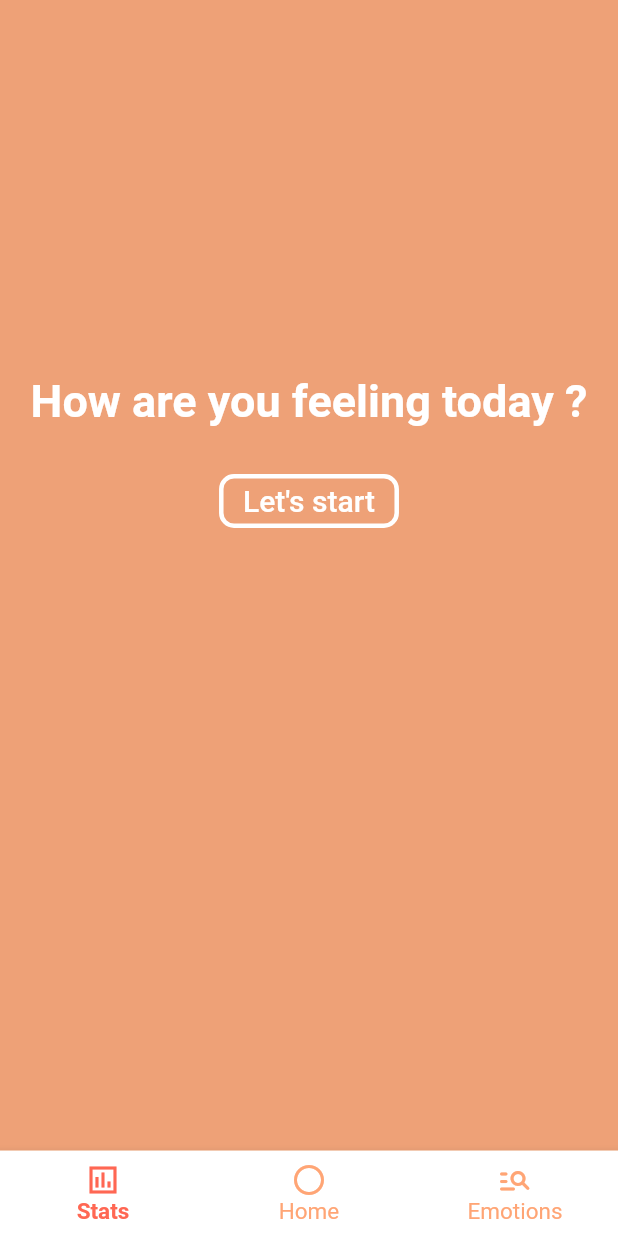
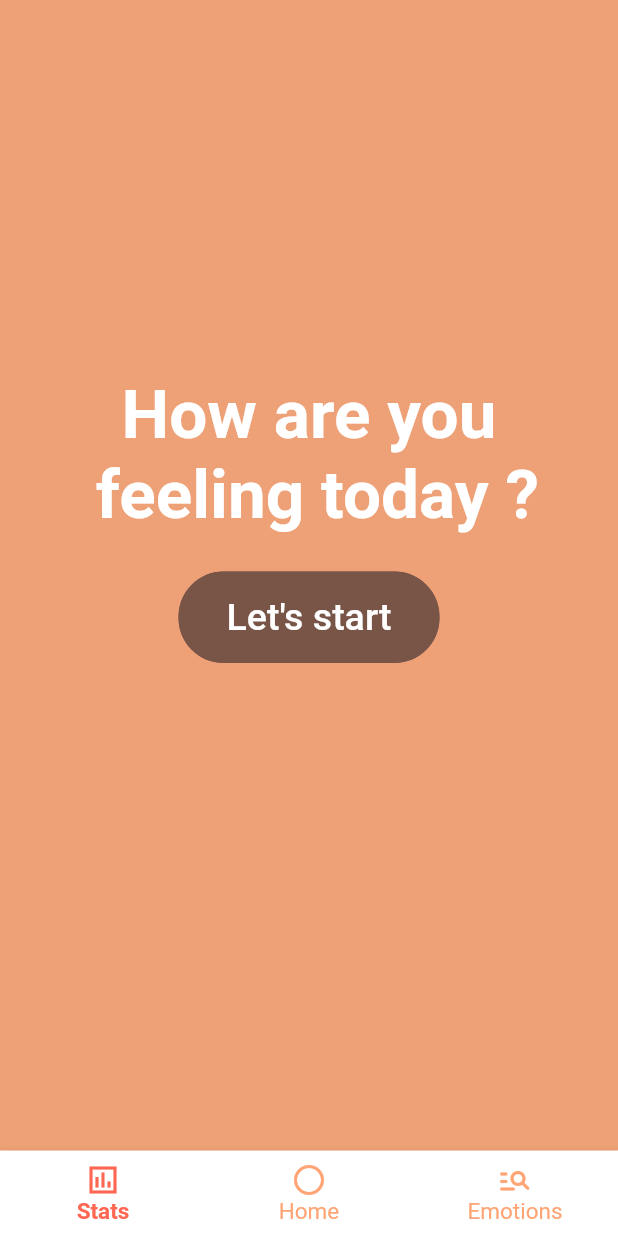
Before and after one commit to prelipceancristian/FE-TrackingEmotions, a Flutter app: the MyStatefulWidget screen opened directly, on a phone screen of 412 x 824 dp. Run offline on Flutter 3.47's test engine with Material 2 defaults, Android fonts, the phone set to English and light mode, and no system bars; our stand-ins replace chat_bubbles.

Commit message:
bound the screens, modified a little bit the design, moved some files

```diff
--- a/tracking_emotions/lib/HomeScreen.dart
+++ /dev/null
@@ -1,35 +0,0 @@
-import 'package:flutter/cupertino.dart';
-import 'package:flutter/material.dart';
-
-class HomeScreen extends StatelessWidget{
-  @override
-  Widget build(BuildContext context){
-    return Scaffold(
-      body: Center(child: Column(children: <Widget>[
-        Container(
-          margin: EdgeInsets.only(top: 250),
-          child: Text('How are you feeling today ?', style: TextStyle(fontSize: 30, fontWeight: FontWeight.bold, color: Colors.white),textAlign: TextAlign.center,),
-        ),
-        Container(
-          margin: EdgeInsets.all(25),
-          child: FlatButton(
-            child: Text("Let's start", style: TextStyle(fontSize: 20.0),),
-            color: Colors.black.withOpacity(0),
-            shape: RoundedRectangleBorder(side: BorderSide(
-              color: Colors.white,
-              width: 3,
-              style: BorderStyle.solid,
-            ), borderRadius: BorderRadius.circular(10)),
-            textColor: Colors.white,
-            onPressed: () {},
-          ),
-        ),
-      ]
-      )),
-      backgroundColor: Color.fromRGBO(238, 161, 119, 1.0),
-
-    ) ;
-  }
-
-
-}
--- a/tracking_emotions/lib/MyStatefulWidget.dart
+++ /dev/null
@@ -1,57 +0,0 @@
-import 'package:flutter/material.dart';
-
-import 'HomeScreen.dart';
-
-class MyStatefulWidget extends StatefulWidget {
-  MyStatefulWidget({Key? key}) : super(key: key);
-
-  @override
-  _MyStatefulWidgetState createState() => _MyStatefulWidgetState();
-}
-
-class _MyStatefulWidgetState extends State<MyStatefulWidget> {
-  int selectedPage = 0;
-
-  final _pageOptions = [
-    HomeScreen(),
-    HomeScreen(),
-    HomeScreen()
-  ];
-
-  @override
-  Widget build(BuildContext context) {
-    return Scaffold(
-        body: _pageOptions[selectedPage],
-        backgroundColor: Color.fromRGBO(238, 150, 96, 1.0),
-        bottomNavigationBar: BottomNavigationBar(
-            items: [
-              BottomNavigationBarItem(
-                  icon: Icon(IconData(0xea39, fontFamily: 'MaterialIcons')),
-                  label: 'Stats'
-              ),
-              BottomNavigationBarItem(
-                  icon: Icon(IconData(61267, fontFamily: 'MaterialIcons')),
-                  label: 'Home'
-              ),
-              BottomNavigationBarItem(
-                  icon: Icon(IconData(63647, fontFamily: 'MaterialIcons')),
-                  label: 'Emotions'
-              )
-            ],
-            selectedItemColor: Color.fromRGBO(255, 103, 83, 1.0),
-            elevation: 5.0,
-            unselectedItemColor: Color.fromRGBO(255, 165, 117, 1.0),
-            selectedLabelStyle: TextStyle(
-                fontWeight: FontWeight.bold, fontSize: 15),
-            unselectedLabelStyle: TextStyle(fontSize: 15),
-            currentIndex: selectedPage,
-            backgroundColor: Color.fromRGBO(255, 255, 255, 1),
-            onTap: (index) {
-              setState(() {
-                selectedPage = index;
-              });
-            }
-        )
-    );
-  }
-}
--- /dev/null
+++ b/tracking_emotions/lib/widgets/homepage/HomeScreen.dart
@@ -0,0 +1,55 @@
+import 'package:flutter/cupertino.dart';
+import 'package:flutter/material.dart';
+import 'package:tracking_emotions/widgets/dialogs/pop-up-question.dart';
+
+class HomeScreen extends StatelessWidget {
+  @override
+  Widget build(BuildContext context) {
+    return Scaffold(
+      body: Center(
+          child: Column(children: <Widget>[
+        Container(
+          margin: EdgeInsets.only(top: 250),
+          child: Text(
+            'How are you \n feeling today ?',
+            style: TextStyle(
+                fontSize: 45, fontWeight: FontWeight.bold, color: Colors.white),
+            textAlign: TextAlign.center,
+          ),
+        ),
+        Container(
+          margin: EdgeInsets.all(25),
+          child: TextButton(
+              child: Text(
+                "Let's start",
+                style: TextStyle(
+                  fontSize: 25.0,
+                  color: Colors.white,
+                ),
+              ),
+              onPressed: () {
+                TextStyle(backgroundColor: Colors.red);
+                Navigator.push(context,
+                    MaterialPageRoute(builder: (context) => PopUpQuestion()));
+              },
+              style: ButtonStyle(
+                  padding: MaterialStateProperty.all<EdgeInsets>(
+                    EdgeInsets.only(bottom: 16, top: 16, left: 32, right: 32),
+                  ),
+                  backgroundColor: MaterialStateProperty.all(Colors.brown),
+                  shape: MaterialStateProperty.all<RoundedRectangleBorder>(
+                    RoundedRectangleBorder(
+                      side: BorderSide(
+                        color: Colors.brown,
+                        width: 3,
+                        style: BorderStyle.solid,
+                      ),
+                      borderRadius: BorderRadius.circular(30),
+                    ),
+                  ))),
+        ),
+      ])),
+      backgroundColor: Color.fromRGBO(238, 161, 119, 1.0),
+    );
+  }
+}
--- /dev/null
+++ b/tracking_emotions/lib/widgets/homepage/MyStatefulWidget.dart
@@ -0,0 +1,52 @@
+import 'package:flutter/material.dart';
+
+import 'HomeScreen.dart';
+
+class MyStatefulWidget extends StatefulWidget {
+  //MyStatefulWidget({Key? key}) : super(key: key);
+
+  @override
+  _MyStatefulWidgetState createState() => _MyStatefulWidgetState();
+}
+
+class _MyStatefulWidgetState extends State<MyStatefulWidget> {
+  int selectedPage = 0;
+
+  final _pageOptions = [HomeScreen(), HomeScreen(), HomeScreen()];
+
+  @override
+  Widget build(BuildContext context) {
+    return Scaffold(
+      body: _pageOptions[selectedPage],
+      backgroundColor: Color.fromRGBO(238, 150, 96, 1.0),
+      bottomNavigationBar: BottomNavigationBar(
+        items: [
+          BottomNavigationBarItem(
+              icon: Icon(IconData(0xea39, fontFamily: 'MaterialIcons')),
+              label: 'Stats'),
+          BottomNavigationBarItem(
+              icon: Icon(IconData(61267, fontFamily: 'MaterialIcons')),
+              label: 'Home'),
+          BottomNavigationBarItem(
+              icon: Icon(IconData(63647, fontFamily: 'MaterialIcons')),
+              label: 'Emotions')
+        ],
+        selectedItemColor: Color.fromRGBO(255, 103, 83, 1.0),
+        elevation: 5.0,
+        unselectedItemColor: Color.fromRGBO(255, 165, 117, 1.0),
+        selectedLabelStyle:
+            TextStyle(fontWeight: FontWeight.bold, fontSize: 15),
+        unselectedLabelStyle: TextStyle(fontSize: 15),
+        currentIndex: selectedPage,
+        backgroundColor: Color.fromRGBO(255, 255, 255, 1),
+        onTap: (index) {
+          setState(
+            () {
+              selectedPage = index;
+            },
+          );
+        },
+      ),
+    );
+  }
+}
--- a/tracking_emotions/lib/submit_emotion_record_page/submitEmotionRecordPage.dart
+++ b/tracking_emotions/lib/widgets/submit_emotion_record_page/submitEmotionRecordPage.dart
@@ -1,4 +1,5 @@
 import 'package:flutter/material.dart';
+import 'package:tracking_emotions/widgets/after-submit/congratiulations-page.dart';
 
 import './selector.dart';
 import 'submitEmotionRecordPageText.dart';
@@ -11,37 +12,33 @@ class SubmitEmotionRecordPage extends StatefulWidget {
 
 class _SubmitEmotionRecordPageState extends State<SubmitEmotionRecordPage> {
   final List<String> emotions = [
-    'fericit',
-    'suparat',
-    'melancolic',
-    'a',
-    'b',
-    'c',
-    'd',
-    'e',
-    'f',
-    'g',
-    'h',
-    'i',
-    'j',
-    'k',
-    'l',
-    'm',
-    'n',
-    'o',
-    'p',
+    'sad',
+    'happy',
+    'enthuziastic',
+    'angry',
+    'gealous',
+    'nostalgic',
+    'disgusted',
+    'worried',
+    'grateful',
+    'annoyed',
+    'passionate',
+    'exhausted',
+    'fearless',
+    'shy',
+    'tired',
   ];
 
   final List<String> locations = [
-    'valcea',
-    'cluj',
-    'oradea',
+    'home',
+    'university',
+    'Cluj',
   ];
 
   final List<String> people = [
-    'andrei',
-    'alex',
-    'FLORIN',
+    'Andrei',
+    'Alex',
+    'Florin',
   ];
 
   Selector emotionSelector;
@@ -79,11 +76,6 @@ class _SubmitEmotionRecordPageState extends State<SubmitEmotionRecordPage> {
         scaffoldBackgroundColor: const Color(0xffffd1d1),
       ),
       home: Scaffold(
-        appBar: AppBar(
-          title: Text(
-            'Submit your emotion',
-          ),
-        ),
         body: Column(
           mainAxisAlignment: MainAxisAlignment.center,
           crossAxisAlignment: CrossAxisAlignment.center,
@@ -140,5 +132,7 @@ class _SubmitEmotionRecordPageState extends State<SubmitEmotionRecordPage> {
 
   void onPressed() {
     print(selectedEmotion + " " + selectedLocation + " " + selectedPerson);
+    Navigator.push(context,
+        MaterialPageRoute(builder: (context) => CongratulationsPage()));
   }
 }
```
Also changed, not shown: tracking_emotions/lib/main.dart (+13 -3 lines), tracking_emotions/lib/src/dialogs/pop-up-question.dart (deleted, +0 -73 lines), tracking_emotions/lib/widgets/after-submit/congratiulations-page.dart (added, +29 -0 lines), tracking_emotions/lib/widgets/dialogs/choose-emotion-type.dart (renamed from tracking_emotions/lib/src/dialogs/choose-emotion-type.dart, +34 -3 lines), tracking_emotions/lib/widgets/dialogs/pop-up-question.dart (added, +79 -0 lines), tracking_emotions/lib/widgets/submit_emotion_record_page/selector.dart (renamed from tracking_emotions/lib/submit_emotion_record_page/selector.dart), tracking_emotions/lib/widgets/submit_emotion_record_page/submitEmotionRecordPageText.dart (renamed from tracking_emotions/lib/submit_emotion_record_page/submitEmotionRecordPageText.dart), 1 other file.
